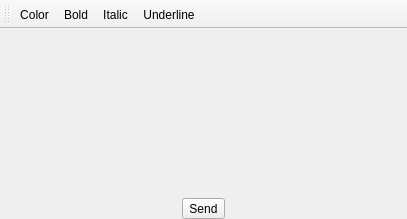
Old version of the form branch/Rewrite/UI/widgetchatinput.ui in the repository c3c/quazaa.
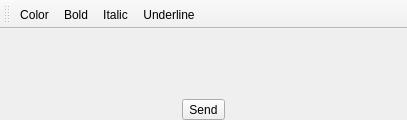
New version of the form. Icons and pictures are not drawn.

The edit to the form file:
```diff
--- a/branch/Rewrite/UI/widgetchatinput.ui
+++ b/branch/Rewrite/UI/widgetchatinput.ui
@@ -7,9 +7,15 @@
     <x>0</x>
     <y>0</y>
     <width>407</width>
-    <height>219</height>
+    <height>120</height>
    </rect>
   </property>
+  <property name="maximumSize">
+   <size>
+    <width>16777215</width>
+    <height>120</height>
+   </size>
+  </property>
   <property name="windowTitle">
    <string>Chat Text Input</string>
   </property>
```
